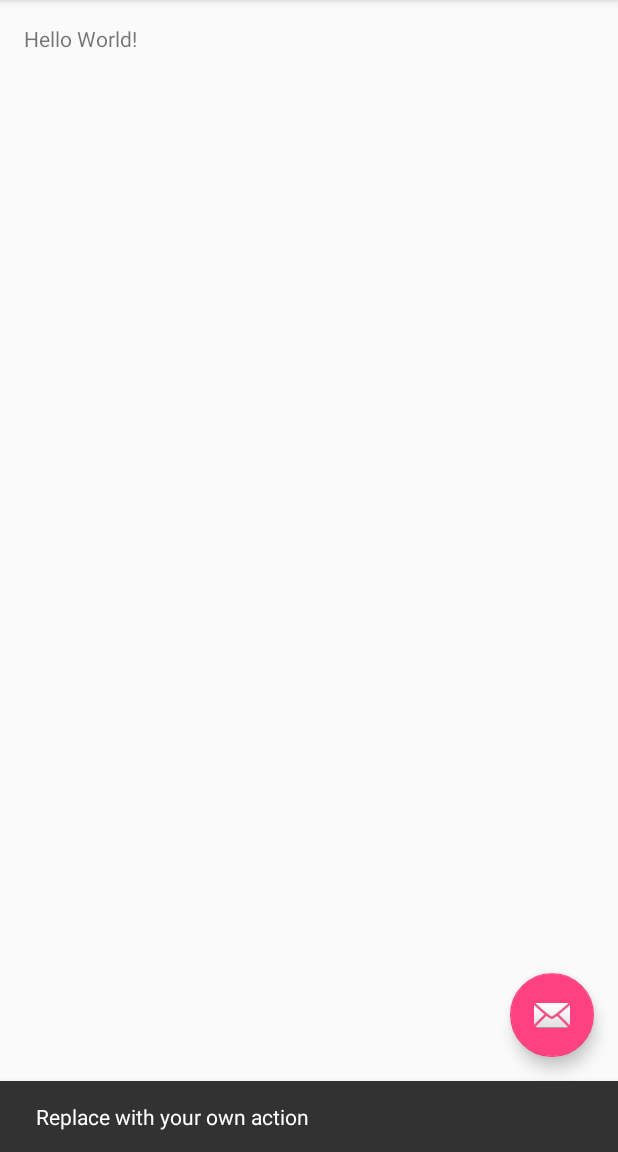
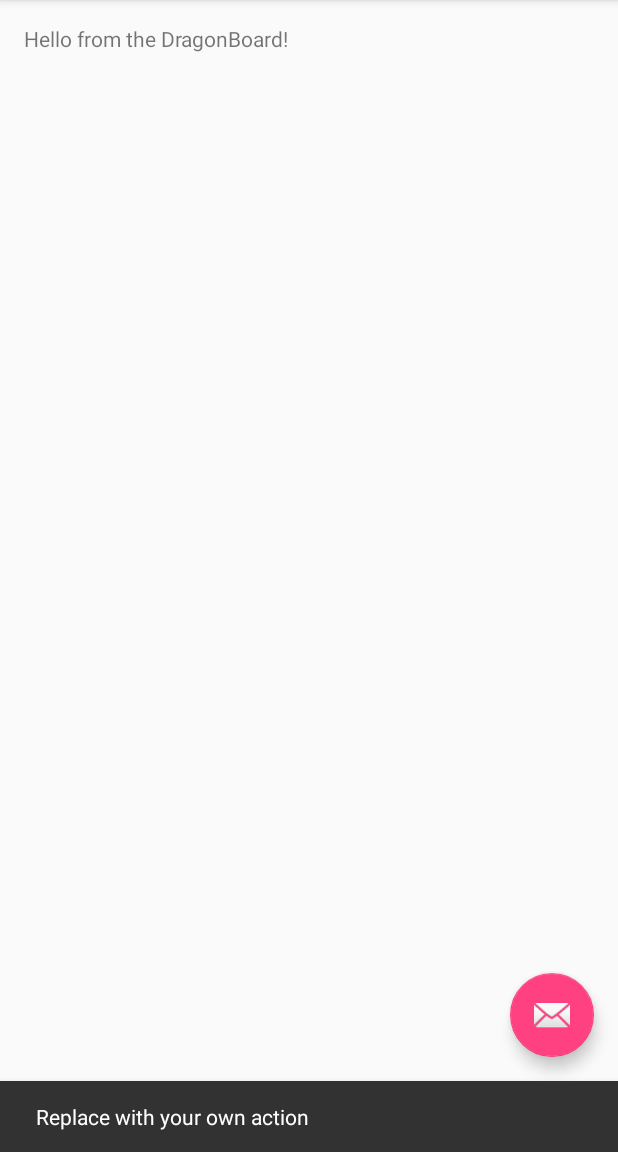
Before and after one commit to kds2006/GitExample2, an Android app: the screen it shows after launch (GitExampleActivity), after a tap on an icon or button, on a phone screen of 412 x 824 dp, the part 84-1236 px from its top. Run offline under Robolectric (Android 15) with nearby library versions, the phone set to English and light mode, and no system bars.

Commit message:
Change text to be more awesome.

```diff
--- a/app/src/main/res/layout/content_git_example.xml
+++ b/app/src/main/res/layout/content_git_example.xml
@@ -9,6 +9,6 @@
     app:layout_behavior="@string/appbar_scrolling_view_behavior"
     tools:showIn="@layout/activity_git_example" tools:context=".GitExampleActivity">
 
-    <TextView android:text="Hello World!" android:layout_width="wrap_content"
+    <TextView android:text="Hello from the DragonBoard!" android:layout_width="wrap_content"
         android:layout_height="wrap_content" />
 </RelativeLayout>
```
